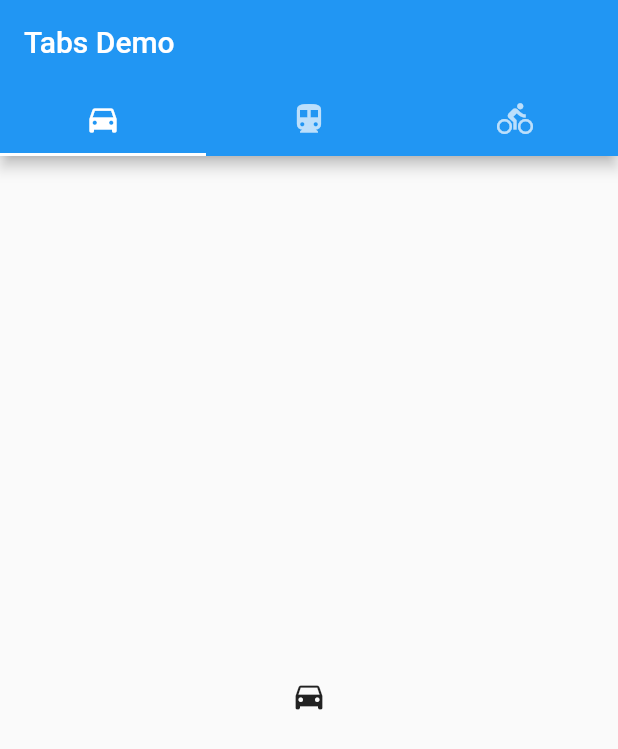
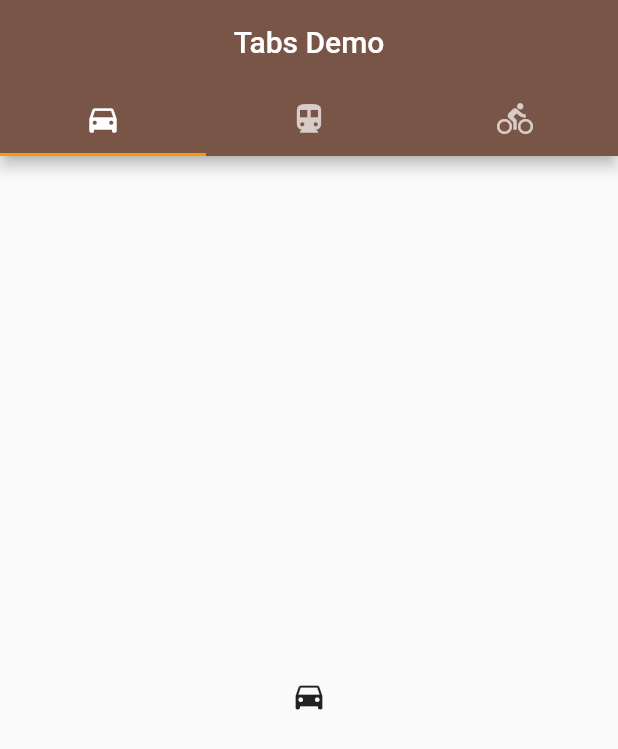
Before and after one commit to luismarcodev/baseApp, a Flutter app: the screen it shows after launch, on a phone screen of 412 x 824 dp. Shown: the top 749 px of the screen. Run offline on Flutter 3.47's test engine with Material 2 defaults, Android fonts, the phone set to English and light mode, and no system bars; our stand-ins replace easy_localization.

Commit message:
Add theme file

```diff
--- a/lib/main.dart
+++ b/lib/main.dart
@@ -1,7 +1,7 @@
 import 'package:base_app/pages/home.dart';
+import 'package:base_app/theme/theme.dart';
 import 'package:easy_localization/easy_localization.dart';
 import 'package:flutter/material.dart';
-import 'package:flutter_localizations/flutter_localizations.dart';
 
 void main() async {
   WidgetsFlutterBinding.ensureInitialized();
@@ -23,10 +23,8 @@ class MyApp extends StatelessWidget {
 
   @override
   Widget build(BuildContext context) {
-
-    print(context.locale.toString());
-
     return MaterialApp(
+      theme: baseTheme,
       localizationsDelegates: context.localizationDelegates,
       supportedLocales: context.supportedLocales,
       locale: context.locale,
--- a/lib/pages/home.dart
+++ b/lib/pages/home.dart
@@ -7,11 +7,11 @@ class HomePage extends StatelessWidget {
 
   @override
   Widget build(BuildContext context) {
-    return MaterialApp(
-      home: DefaultTabController(
+    return DefaultTabController(
         length: projectSettings["categories"]?.length ?? 0,
         child: Scaffold(
           appBar: AppBar(
+            centerTitle: true,
             bottom: const TabBar(
               tabs: [
                 Tab(icon: Icon(Icons.directions_car)),
@@ -29,7 +29,7 @@ class HomePage extends StatelessWidget {
             ],
           ),
         ),
-      ),
-    );
+      );
+
   }
 }
--- /dev/null
+++ b/lib/theme/theme.dart
@@ -0,0 +1,20 @@
+import 'package:flutter/material.dart';
+
+class BaseColors {
+
+  static const main = Colors.brown;
+  static const secondary = Colors.orange;
+}
+
+
+final baseTheme = ThemeData(
+  appBarTheme: const AppBarTheme(
+    color: BaseColors.main,
+  ),
+  primaryColor: BaseColors.main,
+  accentColor: BaseColors.secondary,
+
+
+
+
+);
```
Also changed, not shown: 1 other file.
